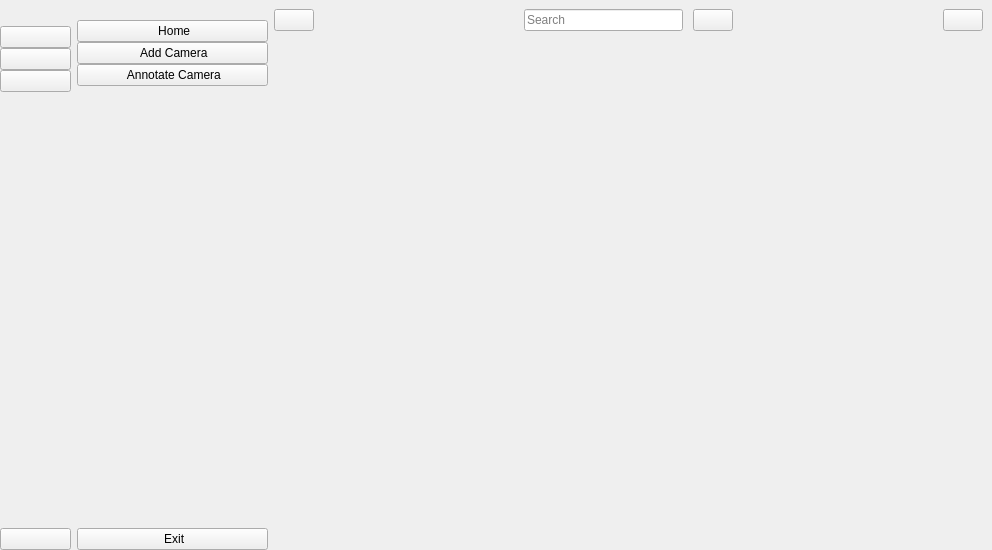
Old version of the form app.ui in the repository shaxeb/park-detect.
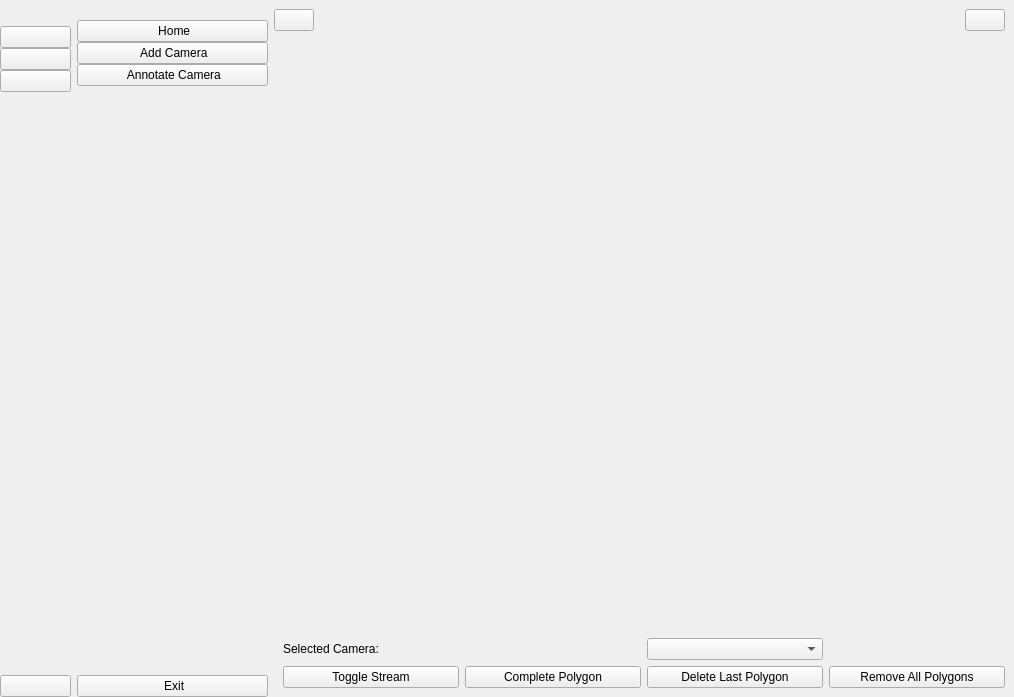
New version of the form. Icons and pictures are not drawn.

Commit message: stream is working

```diff
--- a/app.ui
+++ b/app.ui
@@ -6,8 +6,8 @@
    <rect>
     <x>0</x>
     <y>0</y>
-    <width>992</width>
-    <height>550</height>
+    <width>1014</width>
+    <height>697</height>
    </rect>
   </property>
   <property name="windowTitle">
@@ -296,37 +296,6 @@
             </property>
            </spacer>
           </item>
-          <item>
-           <layout class="QHBoxLayout" name="horizontalLayout">
-            <property name="spacing">
-             <number>10</number>
-            </property>
-            <item>
-             <widget class="QLineEdit" name="search_input">
-              <property name="placeholderText">
-               <string>Search</string>
-              </property>
-             </widget>
-            </item>
-            <item>
-             <widget class="QPushButton" name="search_btn">
-              <property name="text">
-               <string/>
-              </property>
-              <property name="icon">
-               <iconset resource="resources.qrc">
-                <normaloff>:/media/media/search.png</normaloff>:/media/media/search.png</iconset>
-              </property>
-              <property name="iconSize">
-               <size>
-                <width>18</width>
-                <height>18</height>
-               </size>
-              </property>
-             </widget>
-            </item>
-           </layout>
-          </item>
           <item>
            <spacer name="horizontalSpacer_2">
             <property name="orientation">
@@ -542,13 +511,83 @@
          </widget>
          <widget class="QWidget" name="editPage">
           <layout class="QGridLayout" name="gridLayout_2">
-           <item row="1" column="0">
+           <item row="2" column="1">
+            <widget class="QPushButton" name="completePloygonButton">
+             <property name="text">
+              <string>Complete Polygon</string>
+             </property>
+            </widget>
+           </item>
+           <item row="2" column="2">
+            <widget class="QPushButton" name="deleteLastPolygonButton">
+             <property name="text">
+              <string>Delete Last Polygon</string>
+             </property>
+            </widget>
+           </item>
+           <item row="2" column="0">
+            <widget class="QPushButton" name="toggleStreamButton">
+             <property name="text">
+              <string>Toggle Stream</string>
+             </property>
+            </widget>
+           </item>
+           <item row="2" column="3">
+            <widget class="QPushButton" name="removeAllPolygonsButton">
+             <property name="text">
+              <string>Remove All Polygons</string>
+             </property>
+            </widget>
+           </item>
+           <item row="1" column="0" colspan="2">
+            <widget class="QLabel" name="selectedCamLabel">
+             <property name="maximumSize">
+              <size>
+               <width>761253</width>
+               <height>11</height>
+              </size>
+             </property>
+             <property name="text">
+              <string>Selected Camera: </string>
+             </property>
+            </widget>
+           </item>
+           <item row="0" column="0" colspan="4">
             <widget class="QLabel" name="camViewLabel">
+             <property name="maximumSize">
+              <size>
+               <width>1280</width>
+               <height>720</height>
+              </size>
+             </property>
              <property name="text">
               <string/>
              </property>
             </widget>
            </item>
+           <item row="1" column="2">
+            <widget class="QComboBox" name="aspectRatioComboBox">
+             <property name="toolTip">
+              <string>&lt;html&gt;&lt;head/&gt;&lt;body&gt;&lt;p&gt;Select aspect ratio for your camera&lt;/p&gt;&lt;/body&gt;&lt;/html&gt;</string>
+             </property>
+             <property name="editable">
+              <bool>false</bool>
+             </property>
+             <property name="placeholderText">
+              <string>Select Aspect Ratio</string>
+             </property>
+             <item>
+              <property name="text">
+               <string>4:3</string>
+              </property>
+             </item>
+             <item>
+              <property name="text">
+               <string>16:9</string>
+              </property>
+             </item>
+            </widget>
+           </item>
           </layout>
          </widget>
          <widget class="QWidget" name="user_page">
```
Left out of the diff: 49 changed lines with no effect on the pictures. The commit also changes 6 other files.
